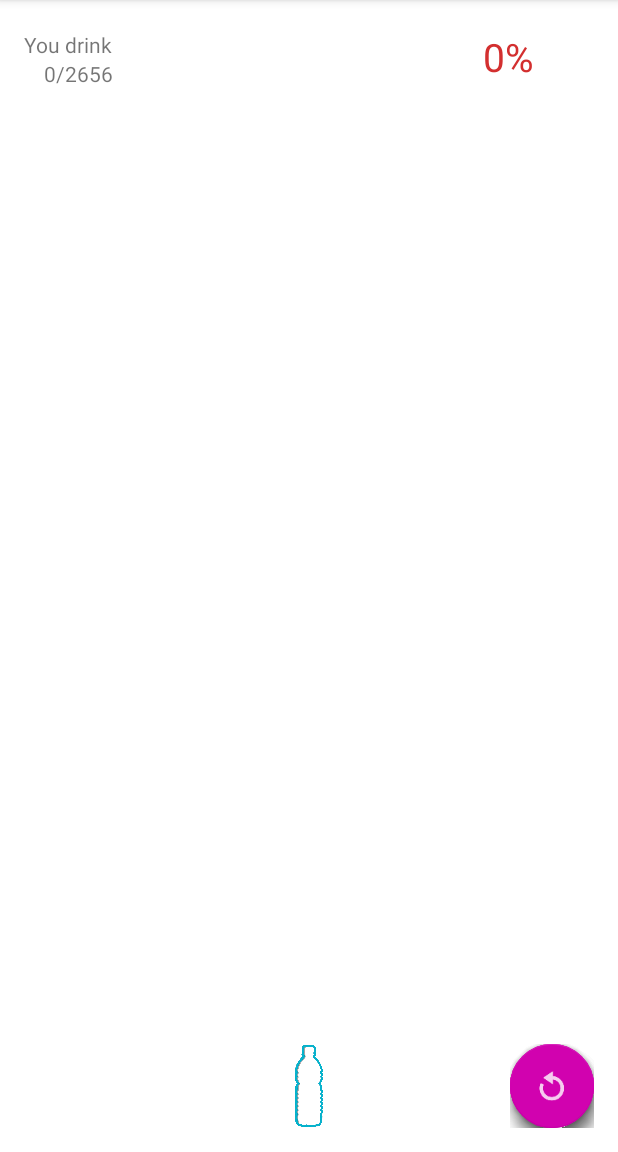
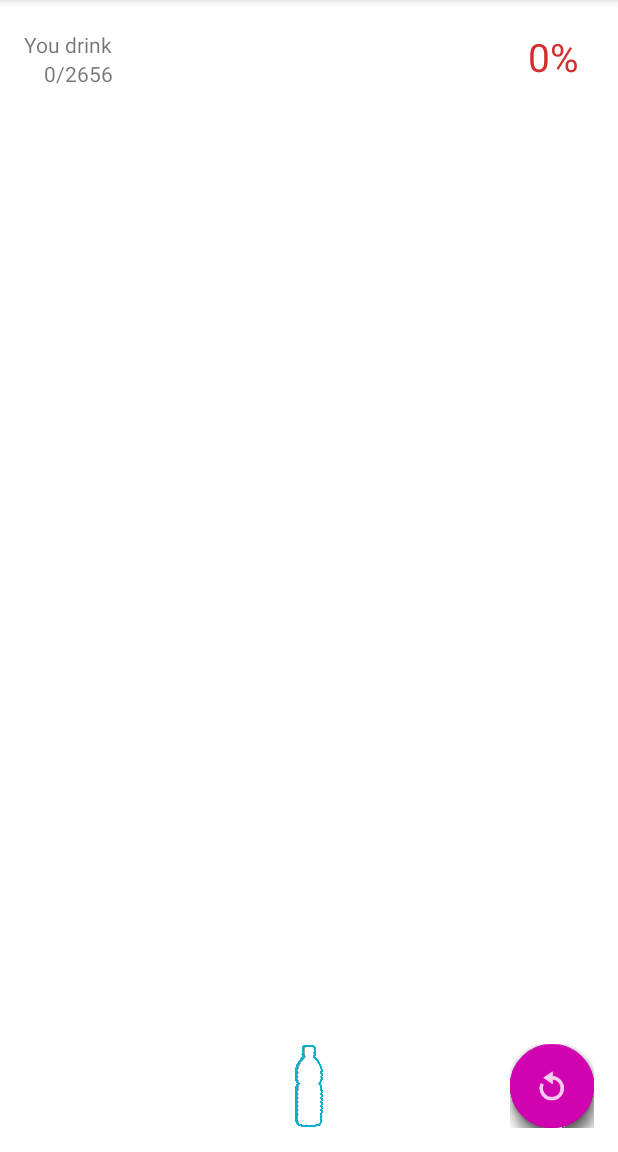
Before and after one commit to zonell/Aqua-Balans, an Android app: the screen it shows after launch (MainActivity), on a phone screen of 412 x 824 dp, the part 84-1236 px from its top. Run offline under Robolectric (Android 15) with nearby library versions, the phone set to English and light mode, and no system bars; libraries missing offline, so code that uses them is left out: com.getbase.floatingactionbutton; plain views replace FloatingActionButton, FloatingActionsMenu; 5 statements that could not run were skipped.

Commit message:
no message

```diff
--- a/app/src/main/res/layout/content_main.xml
+++ b/app/src/main/res/layout/content_main.xml
@@ -47,7 +47,8 @@
         android:layout_alignEnd="@+id/fab"
         android:layout_alignRight="@+id/fab"
         android:layout_alignTop="@+id/tvDrink"
-        android:layout_marginEnd="40dp"
+        android:layout_marginEnd="10dp"
+        android:text="100%"
         android:layout_marginRight="50dp"
         android:textSize="26sp" />
 
```
Also changed, not shown: 1 other file.
